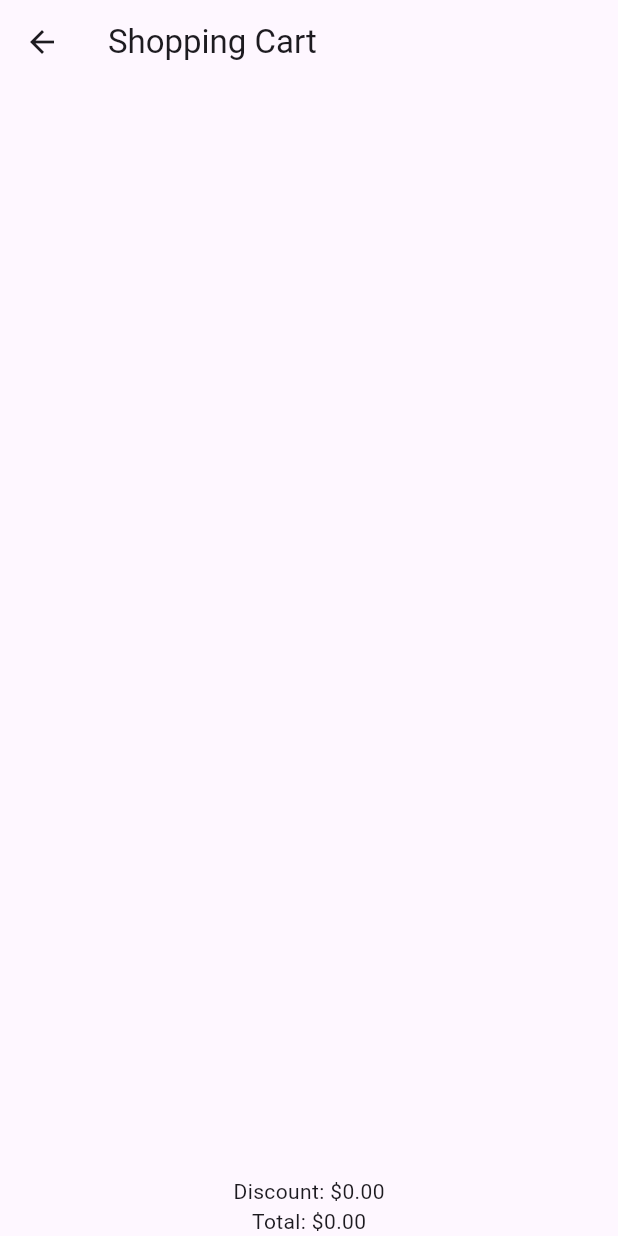
After one commit to Abdulteef1998/Flutter-Testing-Laboratory-week4, a Flutter app: the CartScreen screen opened directly, on a phone screen of 412 x 824 dp. The commit adds this screen. Run offline on Flutter 3.47's test engine with Material 3 defaults, Android fonts, the phone set to English and light mode, and no system bars; our stand-ins replace flutter_bloc.

Commit message:
complete test Cart Screen

```diff
--- /dev/null
+++ b/lib/features/cart/cubit/cart_state.dart
@@ -0,0 +1,19 @@
+import '../data/models/cart_item.dart';
+
+class CartState {
+  final List<CartItem> items;
+  final double total;
+  final double discount;
+
+  CartState({required this.items, required this.total, required this.discount});
+
+  factory CartState.initial() => CartState(items: [], total: 0, discount: 0);
+
+  CartState copyWith({List<CartItem>? items, double? total, double? discount}) {
+    return CartState(
+      items: items ?? this.items,
+      total: total ?? this.total,
+      discount: discount ?? this.discount,
+    );
+  }
+}
--- /dev/null
+++ b/lib/features/cart/data/models/cart_item.dart
@@ -0,0 +1,13 @@
+class CartItem {
+  final String id;
+  final String name;
+  final double price;
+  int quantity;
+
+  CartItem({
+    required this.id,
+    required this.name,
+    required this.price,
+    this.quantity = 1,
+  });
+}
--- /dev/null
+++ b/lib/features/cart/presentation/cart_screen.dart
@@ -0,0 +1,46 @@
+import 'package:flutter/material.dart';
+import 'package:flutter_bloc/flutter_bloc.dart';
+
+import '../cubit/cart_cubit.dart';
+import '../cubit/cart_state.dart';
+
+class CartScreen extends StatelessWidget {
+  const CartScreen({super.key});
+
+  @override
+  Widget build(BuildContext context) {
+    return BlocProvider(
+      create: (_) => CartCubit(),
+      child: Scaffold(
+        appBar: AppBar(title: const Text('Shopping Cart')),
+        body: BlocBuilder<CartCubit, CartState>(
+          builder: (context, state) {
+            return Column(
+              children: [
+                Expanded(
+                  child: ListView.builder(
+                    itemCount: state.items.length,
+                    itemBuilder: (context, index) {
+                      final item = state.items[index];
+                      return ListTile(
+                        title: Text(item.name),
+                        subtitle: Text('Qty: ${item.quantity}'),
+                        trailing: Text(
+                          '\$${(item.price * item.quantity).toStringAsFixed(2)}',
+                        ),
+                      );
+                    },
+                  ),
+                ),
+                Text('Discount: \$${state.discount.toStringAsFixed(2)}'),
+                Text(
+                  'Total: \$${(state.total - state.discount).toStringAsFixed(2)}',
+                ),
+              ],
+            );
+          },
+        ),
+      ),
+    );
+  }
+}
--- a/lib/registration/presentation/registration_form.dart
+++ b/lib/features/registration/presentation/registration_form.dart
@@ -1,6 +1,6 @@
 import 'package:flutter/material.dart';
 import 'package:flutter_bloc/flutter_bloc.dart';
-import 'package:flutter_test_laporty/registration/cubit/registration_cubit.dart';
+import 'package:flutter_test_laporty/features/registration/cubit/registration_cubit.dart';
 
 class RegistrationForm extends StatelessWidget {
   const RegistrationForm({super.key});
--- a/lib/main.dart
+++ b/lib/main.dart
@@ -1,5 +1,5 @@
 import 'package:flutter/material.dart';
-import 'package:flutter_test_laporty/registration/presentation/registration_form.dart';
+import 'package:flutter_test_laporty/features/registration/presentation/registration_form.dart';
 
 void main() {
   runApp(const MyApp());
```
Also changed, not shown: lib/features/cart/cubit/cart_cubit.dart (added, +44 -0 lines), lib/features/cart/domain/entities/cart_item_entity.dart (added), lib/features/registration/cubit/registration_cubit.dart (renamed from lib/registration/cubit/registration_cubit.dart), 2 other files.
